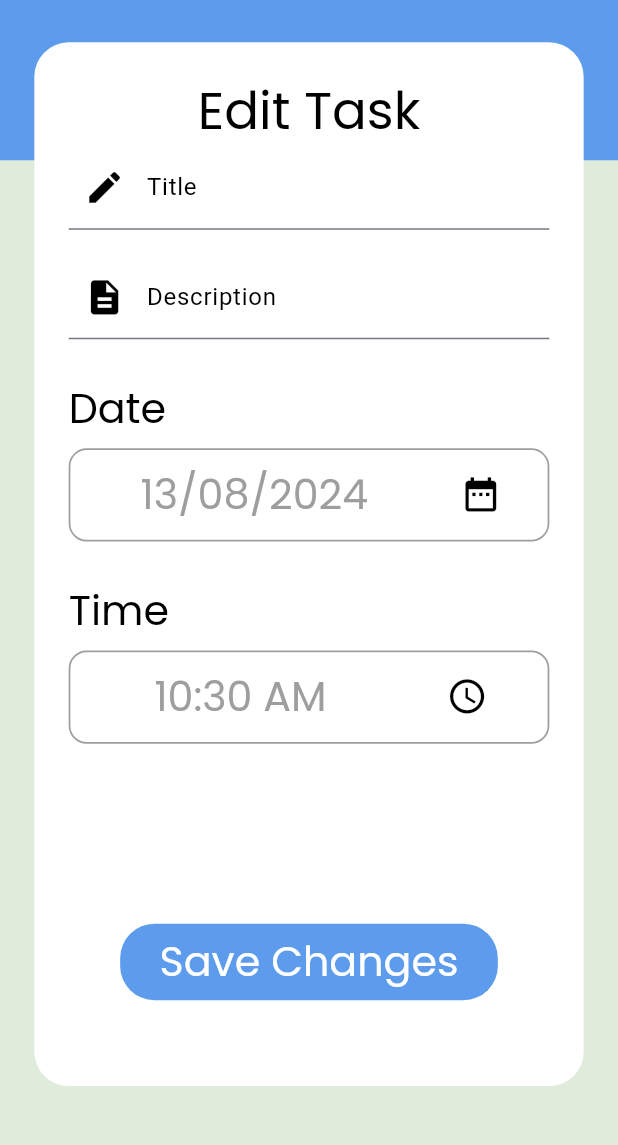
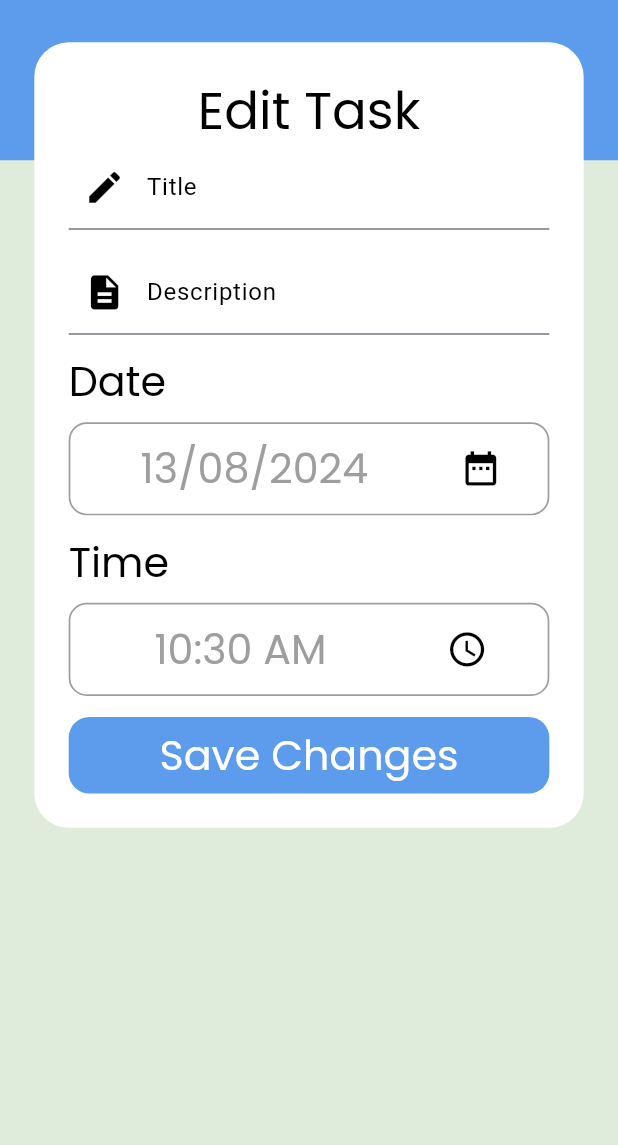
Before and after one commit to HusseinMohamed99/Task-Management, a Flutter app: the EditTask screen opened directly with empty values, on a phone screen of 412 x 824 dp, the part 76-1221 px from its top. Run offline on Flutter 3.47's test engine with Material 3 defaults, Android fonts, the phone set to English and light mode, and no system bars; our stand-ins replace calendar_timeline, cloud_firestore, firebase_core, flutter_screenutil, flutter_slidable, font_awesome_flutter and 3 more; accounts and stored records are empty; generated files the repository leaves out were written again.

Commit message:
Refactor task editing and creation UI for responsiveness and consistency
- Introduced responsive height calculations for better UI adaptability across devices.
- Reorganized the layout of the edit task screen to improve readability and maintainability.
- Adjusted padding and margins in task item and task screen for better spacing and alignment.
- Enhanced the tasks bottom sheet with responsive height calculations for improved user experience.
- Updated the pubspec.yaml to reflect the version increment for these changes.

```diff
--- a/lib/screens/tasks/edit_task.dart
+++ b/lib/screens/tasks/edit_task.dart
@@ -32,6 +32,8 @@ class _EditTaskState extends State<EditTask> {
   @override
   Widget build(BuildContext context) {
     var provider = Provider.of<SettingsProvider>(context);
+    double responsiveHeight = MediaQuery.sizeOf(context).height;
+
     return Scaffold(
       appBar: AppBar(
         leading: IconButton(
@@ -53,31 +55,23 @@ class _EditTaskState extends State<EditTask> {
         ),
         centerTitle: false,
       ),
-      body: SingleChildScrollView(
-        child: Column(
-          children: [
-            SizedBox(
-              height: MediaQuery.sizeOf(context).height * .9,
-              child: Stack(
+      body: Stack(
         children: [
           Container(
             color: ThemeApp.lightPrimary,
             width: double.infinity,
             height: 85.h,
           ),
-                  Center(
+          SingleChildScrollView(
+            child: Center(
               child: Container(
                 padding: const EdgeInsets.all(20).r,
                 margin: const EdgeInsets.all(20).r,
-                      width: 365.w,
-                      height: 600.h,
                 decoration: BoxDecoration(
                   color: provider.isDarkMode()
                       ? ThemeApp.darkBottom
                       : Colors.white,
-                        borderRadius: const BorderRadius.all(
-                          Radius.circular(20),
-                        ).r,
+                  borderRadius: const BorderRadius.all(Radius.circular(20)).r,
                 ),
                 child: Column(
                   crossAxisAlignment: CrossAxisAlignment.stretch,
@@ -86,10 +80,8 @@ class _EditTaskState extends State<EditTask> {
                       AppLocalizations.of(context)!.edit,
                       textAlign: TextAlign.center,
                       style: GoogleFonts.poppins(
-                              textStyle: Theme.of(context)
-                                  .textTheme
-                                  .headlineSmall!
-                                  .copyWith(
+                        textStyle:
+                            Theme.of(context).textTheme.headlineSmall!.copyWith(
                                   color: provider.isDarkMode()
                                       ? Colors.white
                                       : Colors.black,
@@ -100,9 +92,8 @@ class _EditTaskState extends State<EditTask> {
                       maxLines: 3,
                       minLines: 1,
                       style: TextStyle(
-                              color: provider.isDarkMode()
-                                  ? Colors.white
-                                  : Colors.black,
+                        color:
+                            provider.isDarkMode() ? Colors.white : Colors.black,
                       ),
                       initialValue: widget.tasks.title,
                       keyboardType: TextInputType.text,
@@ -123,12 +114,10 @@ class _EditTaskState extends State<EditTask> {
                       ),
                       validator: (value) {
                         if (value!.trim().isEmpty) {
-                                return AppLocalizations.of(context)!
-                                    .valid_title;
+                          return AppLocalizations.of(context)!.valid_title;
                         }
                         if (value.length < 3) {
-                                return AppLocalizations.of(context)!
-                                    .title_length;
+                          return AppLocalizations.of(context)!.title_length;
                         }
                         return null;
                       },
@@ -136,12 +125,11 @@ class _EditTaskState extends State<EditTask> {
                         widget.tasks.title = value.trim();
                       },
                     ),
-                          Space(width: 0, height: 12.h),
+                    Space(width: 0, height: responsiveHeight * .012.h),
                     TextFormField(
                       style: TextStyle(
-                              color: provider.isDarkMode()
-                                  ? Colors.white
-                                  : Colors.black,
+                        color:
+                            provider.isDarkMode() ? Colors.white : Colors.black,
                       ),
                       initialValue: widget.tasks.description,
                       maxLines: 5,
@@ -167,8 +155,7 @@ class _EditTaskState extends State<EditTask> {
                           return AppLocalizations.of(context)!.valid_desc;
                         }
                         if (value.length < 3) {
-                                return AppLocalizations.of(context)!
-                                    .desc_length;
+                          return AppLocalizations.of(context)!.desc_length;
                         }
                         return null;
                       },
@@ -176,7 +163,7 @@ class _EditTaskState extends State<EditTask> {
                         widget.tasks.description = value.trim();
                       },
                     ),
-                          Space(width: 0, height: 20.h),
+                    Space(width: 0, height: responsiveHeight * .012.h),
                     Column(
                       children: [
                         InkWell(
@@ -202,16 +189,14 @@ class _EditTaskState extends State<EditTask> {
                               Container(
                                 alignment: Alignment.center,
                                 margin: const EdgeInsets.only(top: 8.0).r,
-                                      padding:
-                                          const EdgeInsets.only(left: 14.0).r,
+                                padding: const EdgeInsets.only(left: 14.0).r,
                                 height: 52.h,
                                 decoration: BoxDecoration(
                                     border: Border.all(
                                       color: Colors.grey,
                                       width: 1.0.w,
                                     ),
-                                          borderRadius:
-                                              BorderRadius.circular(12)),
+                                    borderRadius: BorderRadius.circular(12)),
                                 child: Row(
                                   mainAxisAlignment:
                                       MainAxisAlignment.spaceAround,
@@ -241,10 +226,7 @@ class _EditTaskState extends State<EditTask> {
                             ],
                           ),
                         ),
-                              Space(
-                                width: 0,
-                                height: 20.h,
-                              ),
+                        Space(width: 0, height: responsiveHeight * .012.h),
                         InkWell(
                           onTap: () {
                             buildShowTimePicker(context);
@@ -268,14 +250,12 @@ class _EditTaskState extends State<EditTask> {
                               Container(
                                 alignment: Alignment.center,
                                 margin: const EdgeInsets.only(top: 8.0).r,
-                                      padding:
-                                          const EdgeInsets.only(left: 14.0).r,
+                                padding: const EdgeInsets.only(left: 14.0).r,
                                 height: 52.h,
                                 decoration: BoxDecoration(
                                     border: Border.all(
                                         color: Colors.grey, width: 1.0.w),
-                                          borderRadius:
-                                              BorderRadius.circular(12)),
+                                    borderRadius: BorderRadius.circular(12)),
                                 child: Row(
                                   mainAxisAlignment:
                                       MainAxisAlignment.spaceAround,
@@ -306,12 +286,11 @@ class _EditTaskState extends State<EditTask> {
                         ),
                       ],
                     ),
-                          const Spacer(),
+                    Space(width: 0, height: responsiveHeight * .012.h),
                     Container(
-                            margin: const EdgeInsets.all(30).r,
                       decoration: BoxDecoration(
                         color: ThemeApp.lightPrimary,
-                              borderRadius: BorderRadius.circular(20).r,
+                        borderRadius: BorderRadius.circular(12).r,
                       ),
                       child: TextButton(
                           clipBehavior: Clip.antiAliasWithSaveLayer,
@@ -332,11 +311,8 @@ class _EditTaskState extends State<EditTask> {
                 ),
               ),
             ),
-                ],
-              ),
           ),
         ],
-        ),
       ),
     );
   }
--- a/lib/screens/tasks/tasks_item.dart
+++ b/lib/screens/tasks/tasks_item.dart
@@ -55,7 +55,7 @@ class TasksItem extends StatelessWidget {
             ],
           ),
           child: Container(
-            padding: const EdgeInsets.all(12).r,
+            padding: EdgeInsets.symmetric(horizontal: 12.w, vertical: 8.h),
             decoration: BoxDecoration(
               color: provider.isDarkMode()
                   ? const Color(0xff141922)
@@ -65,7 +65,7 @@ class TasksItem extends StatelessWidget {
             child: Row(
               children: [
                 Container(
-                  height: 80.h,
+                  height: 60.h,
                   width: 5.w,
                   decoration: BoxDecoration(
                     borderRadius: BorderRadius.circular(18).r,
@@ -90,7 +90,7 @@ class TasksItem extends StatelessWidget {
                               ),
                         ),
                       ),
-                      Space(width: 0, height: 10.h),
+                      Space(width: 0, height: 6.h),
                       Text(
                         tasks.description,
                         style: GoogleFonts.roboto(
--- a/lib/screens/tasks/tasks_screen.dart
+++ b/lib/screens/tasks/tasks_screen.dart
@@ -38,7 +38,7 @@ class _TasksScreenState extends State<TasksScreen> {
             Container(
               color: ThemeApp.lightPrimary,
               width: double.infinity,
-              height: 85.h,
+              height: 70.h,
             ),
             CalendarTimeline(
               initialDate: selectedDate,
--- a/pubspec.yaml
+++ b/pubspec.yaml
@@ -1,5 +1,5 @@
 name: 'task_management'
-version: 1.0.0+2
+version: 1.0.0+3
 publish_to: none
 environment:
   sdk: '>=3.4.4 <4.0.0'
```
Also changed, not shown: lib/shared/components/tasks_bottom_sheet.dart (+10 -4 lines). Lines whose indentation alone changed are shown as unchanged.
